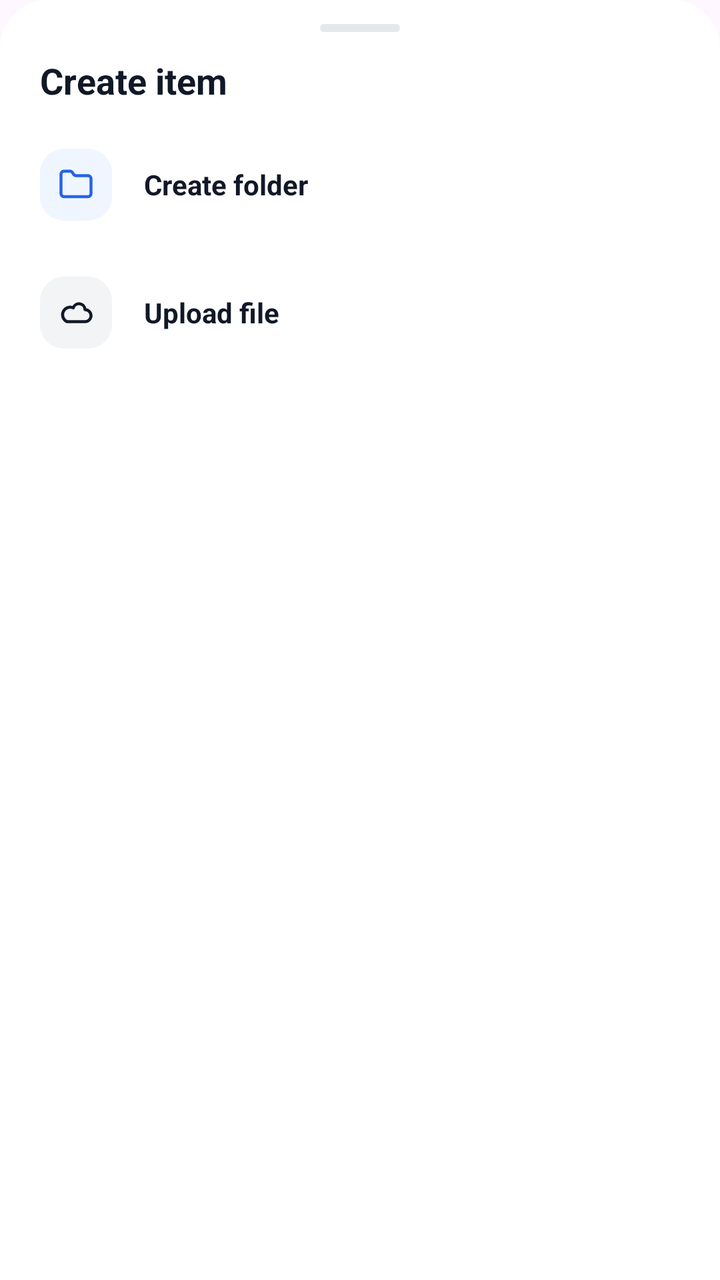
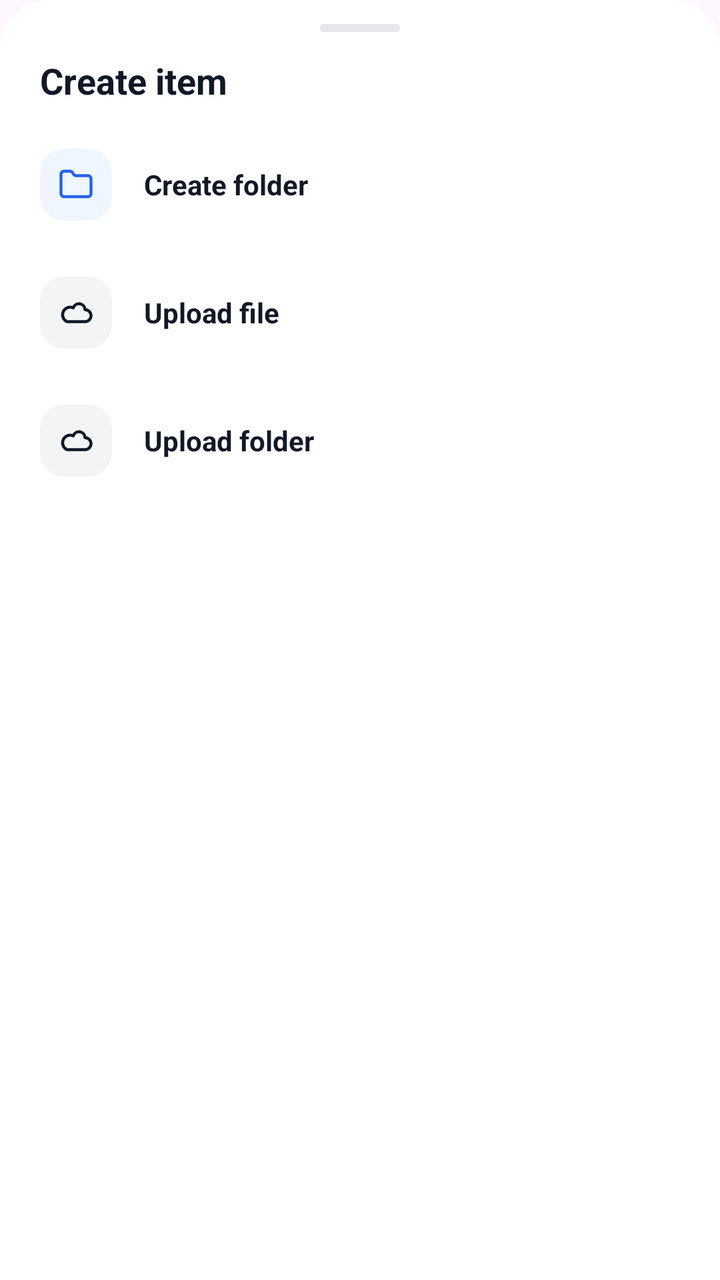

Before-and-after screenshots of an Android layout around one commit, followed by the original layout XML and the change that was made.
<!-- AndroidManifest.xml: application theme Theme.FileManagementApp -->
<!-- res/layout/bottom_sheet_create_actions.xml -->
<?xml version="1.0" encoding="utf-8"?>
<LinearLayout xmlns:android="http://schemas.android.com/apk/res/android"
    android:layout_width="match_parent"
    android:layout_height="wrap_content"
    android:background="@drawable/bottom_sheet_bg"
    android:orientation="vertical"
    android:paddingTop="12dp"
    android:paddingBottom="24dp">

    <View
        android:layout_width="40dp"
        android:layout_height="4dp"
        android:layout_gravity="center_horizontal"
        android:layout_marginBottom="12dp"
        android:background="@drawable/bottom_sheet_handle" />

    <TextView
        android:layout_width="match_parent"
        android:layout_height="wrap_content"
        android:paddingStart="20dp"
        android:paddingEnd="20dp"
        android:paddingBottom="8dp"
        android:text="@string/explorer_create"
        android:textColor="@color/explorer_text_primary"
        android:textSize="18sp"
        android:textStyle="bold" />

    <LinearLayout
        android:id="@+id/actionCreateFolder"
        android:layout_width="match_parent"
        android:layout_height="wrap_content"
        android:background="?attr/selectableItemBackground"
        android:clickable="true"
        android:focusable="true"
        android:gravity="center_vertical"
        android:orientation="horizontal"
        android:paddingHorizontal="20dp"
        android:paddingVertical="14dp">

        <FrameLayout
            android:layout_width="36dp"
            android:layout_height="36dp"
            android:background="@drawable/item_explorer_file_bg"
            android:backgroundTint="@color/blue_50">

            <ImageView
                android:layout_width="18dp"
                android:layout_height="18dp"
                android:layout_gravity="center"
                android:src="@drawable/folder"
                android:tint="@color/explorer_primary" />
        </FrameLayout>

        <TextView
            android:layout_width="0dp"
            android:layout_height="wrap_content"
            android:layout_marginStart="16dp"
            android:layout_weight="1"
            android:text="@string/explorer_create_folder"
            android:textColor="@color/explorer_text_primary"
            android:textSize="14sp"
            android:textStyle="bold" />
    </LinearLayout>

    <LinearLayout
        android:id="@+id/actionUploadFile"
        android:layout_width="match_parent"
        android:layout_height="wrap_content"
        android:background="?attr/selectableItemBackground"
        android:clickable="true"
        android:focusable="true"
        android:gravity="center_vertical"
        android:orientation="horizontal"
        android:paddingHorizontal="20dp"
        android:paddingVertical="14dp">

        <FrameLayout
            android:layout_width="36dp"
            android:layout_height="36dp"
            android:background="@drawable/item_explorer_file_bg"
            android:backgroundTint="@color/grey_100">

            <ImageView
                android:layout_width="18dp"
                android:layout_height="18dp"
                android:layout_gravity="center"
                android:src="@drawable/cloud"
                android:tint="@color/explorer_text_primary" />
        </FrameLayout>

        <TextView
            android:layout_width="0dp"
            android:layout_height="wrap_content"
            android:layout_marginStart="16dp"
            android:layout_weight="1"
            android:text="@string/explorer_upload_file"
            android:textColor="@color/explorer_text_primary"
            android:textSize="14sp"
            android:textStyle="bold" />
    </LinearLayout>

</LinearLayout>
<!-- resources referenced by this layout -->
<resources>
  <color name="blue_50">#EFF6FF</color>
  <color name="explorer_primary">#FF2563EB</color>
  <color name="explorer_text_primary">#FF111827</color>
  <color name="grey_100">#F3F4F6</color>
  <!-- drawable bottom_sheet_bg (drawable) -->
  <?xml version="1.0" encoding="utf-8"?>
  <shape xmlns:android="http://schemas.android.com/apk/res/android"
      android:shape="rectangle">
      
      <solid android:color="@color/explorer_bg" />
      <corners
          android:topLeftRadius="24dp"
          android:topRightRadius="24dp" />
  </shape>
  <!-- drawable bottom_sheet_handle (drawable) -->
  <?xml version="1.0" encoding="utf-8"?>
  <shape xmlns:android="http://schemas.android.com/apk/res/android"
      android:shape="rectangle">
      <solid android:color="@color/explorer_border" />
      <corners android:radius="2dp" />
  </shape>
  <!-- drawable cloud (drawable) -->
  <?xml version="1.0" encoding="utf-8"?>
  <vector xmlns:android="http://schemas.android.com/apk/res/android"
      android:width="24dp"
      android:height="24dp"
      android:viewportWidth="24"
      android:viewportHeight="24">
      <path android:fillColor="#00000000" android:pathData="M18,10a4,4 0,0 0,-7.8 -1.2A5,5 0,0 0,6 18h12a4,4 0,0 0,0 -8z" android:strokeColor="#FFFFFFFF" android:strokeLineCap="round" android:strokeLineJoin="round" android:strokeWidth="2"/>
  </vector>
  <!-- drawable folder (drawable) -->
  <vector xmlns:android="http://schemas.android.com/apk/res/android"
      android:width="24dp"
      android:height="24dp"
      android:viewportWidth="24"
      android:viewportHeight="24">
    <path
        android:pathData="M20,20a2,2 0,0 0,2 -2V8a2,2 0,0 0,-2 -2h-7.9a2,2 0,0 1,-1.69 -0.9L9.6,3.9A2,2 0,0 0,7.93 3H4a2,2 0,0 0,-2 2v13a2,2 0,0 0,2 2Z"
        android:strokeLineJoin="round"
        android:strokeWidth="2"
        android:fillColor="#00000000"
        android:strokeColor="#FFFFFF"
        android:strokeLineCap="round"/>
  </vector>
  <!-- drawable item_explorer_file_bg (drawable) -->
  <?xml version="1.0" encoding="utf-8"?>
  <shape xmlns:android="http://schemas.android.com/apk/res/android"
      android:shape="rectangle">
      <solid android:color="@android:color/white" />
      <corners android:radius="12dp" />
  </shape>
  <string name="explorer_create">Create item</string>
  <string name="explorer_create_folder">Create folder</string>
  <string name="explorer_upload_file">Upload file</string>
  <style name="Theme.FileManagementApp" parent="Base.Theme.FileManagementApp" />
  <color name="explorer_bg">#FFFFFFFF</color>
  <color name="explorer_border">#FFE5E7EB</color>
  <style name="Base.Theme.FileManagementApp" parent="Theme.Material3.DayNight.NoActionBar">
          
          
      </style>
</resources>

<!-- the commit's change to res/layout/bottom_sheet_create_actions.xml (unified diff, before → after) -->
@@ -99,4 +99,41 @@
             android:textStyle="bold" />
     </LinearLayout>
 
+    <LinearLayout
+        android:id="@+id/actionUploadFolder"
+        android:layout_width="match_parent"
+        android:layout_height="wrap_content"
+        android:background="?attr/selectableItemBackground"
+        android:clickable="true"
+        android:focusable="true"
+        android:gravity="center_vertical"
+        android:orientation="horizontal"
+        android:paddingHorizontal="20dp"
+        android:paddingVertical="14dp">
+
+        <FrameLayout
+            android:layout_width="36dp"
+            android:layout_height="36dp"
+            android:background="@drawable/item_explorer_file_bg"
+            android:backgroundTint="@color/grey_100">
+
+            <ImageView
+                android:layout_width="18dp"
+                android:layout_height="18dp"
+                android:layout_gravity="center"
+                android:src="@drawable/cloud"
+                android:tint="@color/explorer_text_primary" />
+        </FrameLayout>
+
+        <TextView
+            android:layout_width="0dp"
+            android:layout_height="wrap_content"
+            android:layout_marginStart="16dp"
+            android:layout_weight="1"
+            android:text="@string/explorer_upload_folder"
+            android:textColor="@color/explorer_text_primary"
+            android:textSize="14sp"
+            android:textStyle="bold" />
+    </LinearLayout>
+
 </LinearLayout>
<!-- resource entries referenced after the edit -->
@@ -54,6 +54,7 @@
   <string name="explorer_create">Create item</string>
   <string name="explorer_create_folder">Create folder</string>
   <string name="explorer_upload_file">Upload file</string>
+  <string name="explorer_upload_folder">Upload folder</string>
   <style name="Theme.FileManagementApp" parent="Base.Theme.FileManagementApp" />
   <color name="explorer_bg">#FFFFFFFF</color>
   <color name="explorer_border">#FFE5E7EB</color>
